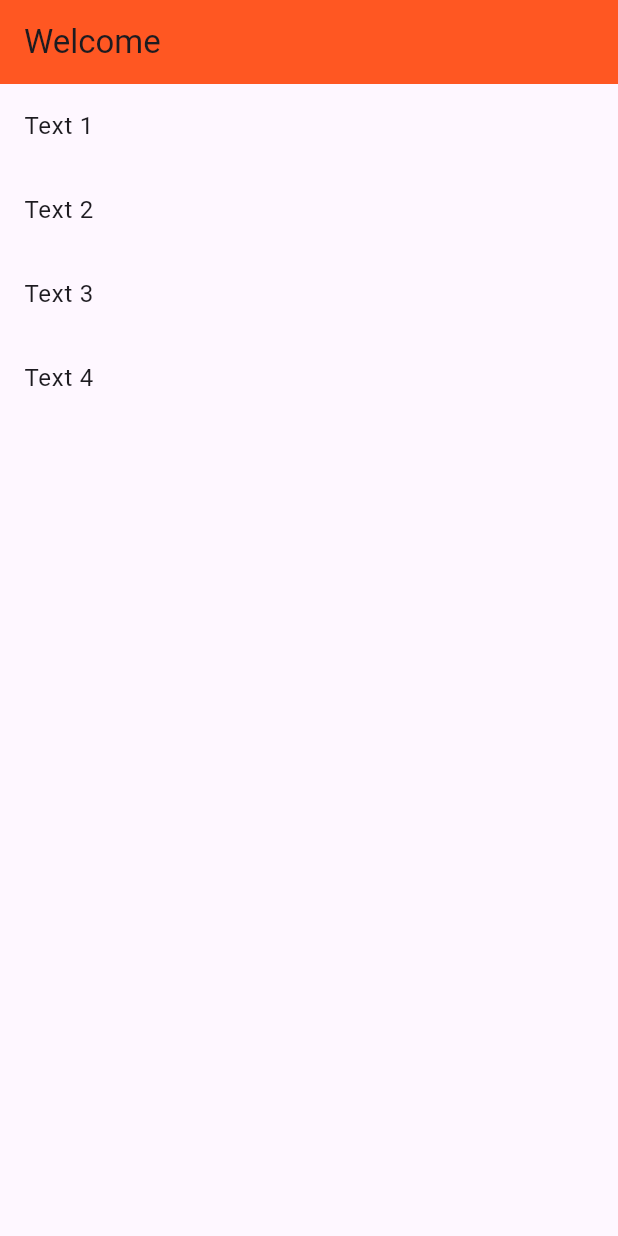
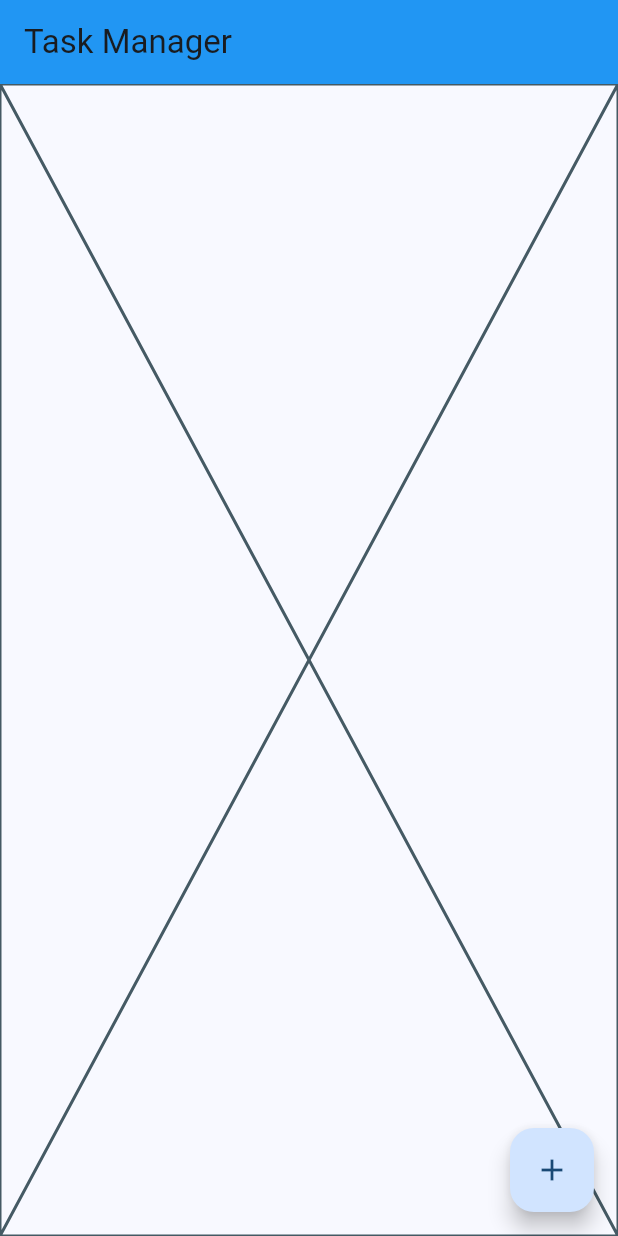
Before and after one commit to williamtheodoruswijaya/waming_store, a Flutter app: the screen it shows after launch, on a phone screen of 412 x 824 dp. Run offline on Flutter 3.47's test engine with Material 3 defaults, Android fonts, the phone set to English and light mode, and no system bars; missing offline and left inert: dart:ffi.

Commit message:
Session 3: Done

```diff
--- a/lib/main.dart
+++ b/lib/main.dart
@@ -1,5 +1,5 @@
 import 'package:flutter/material.dart';
-import 'home.dart';
+import 'task_page.dart';
 
 void main() {
   runApp(const MainPage());
@@ -11,11 +11,10 @@
   @override
   Widget build(BuildContext context) {
     return MaterialApp(
-      title: 'Sherly',
-      theme: ThemeData(
-        primarySwatch: Colors.deepOrange
-      ),
-      home: HomePage()
-    );
+        title: 'Waming sTore',
+        debugShowCheckedModeBanner: false,
+        theme: ThemeData(
+            colorScheme: ColorScheme.fromSeed(seedColor: Colors.blue)),
+        home: const taskPage());
   }
 }
--- /dev/null
+++ b/lib/models/task.dart
@@ -0,0 +1,14 @@
+// Class buat bikin object Task
+class Task {
+  String title;
+  String description;
+  String iconPath;
+  bool isImportant;
+  bool isComplete;
+  double progress;
+  DateTime dueData;
+
+  // Masih gatau cara bikin constructor pake shortcut di dart dengan vscode
+  Task(this.title, this.description, this.iconPath, this.isImportant,
+      this.isComplete, this.progress, this.dueData);
+}
--- /dev/null
+++ b/lib/task_page.dart
@@ -0,0 +1,32 @@
+import 'package:flutter/material.dart';
+import 'add_task_page.dart';
+
+class taskPage extends StatefulWidget {
+  const taskPage({super.key});
+
+  @override
+  State<taskPage> createState() => _taskPageState();
+}
+
+class _taskPageState extends State<taskPage> {
+  void openAddTaskForm() {
+    Navigator.push(
+        context, MaterialPageRoute(builder: (context) => const AddTaskPage()));
+  }
+
+  @override
+  Widget build(BuildContext context) {
+    return Scaffold(
+      appBar: AppBar(
+        title: const Text("Task Manager"),
+        backgroundColor: Colors.blue,
+      ),
+      body: const Placeholder(),
+      floatingActionButton: FloatingActionButton(
+        // floatingActionButton Harus ada onPressed ketika kita buat sebuah button
+        child: const Icon(Icons.add),
+        onPressed: openAddTaskForm,
+      ),
+    );
+  }
+}
```
Also changed, not shown: lib/add_task_page.dart (added, +101 -0 lines), pubspec.yaml (+4 -7 lines), images/task1.png (added), images/task2.png (added), images/task3.png (added).
